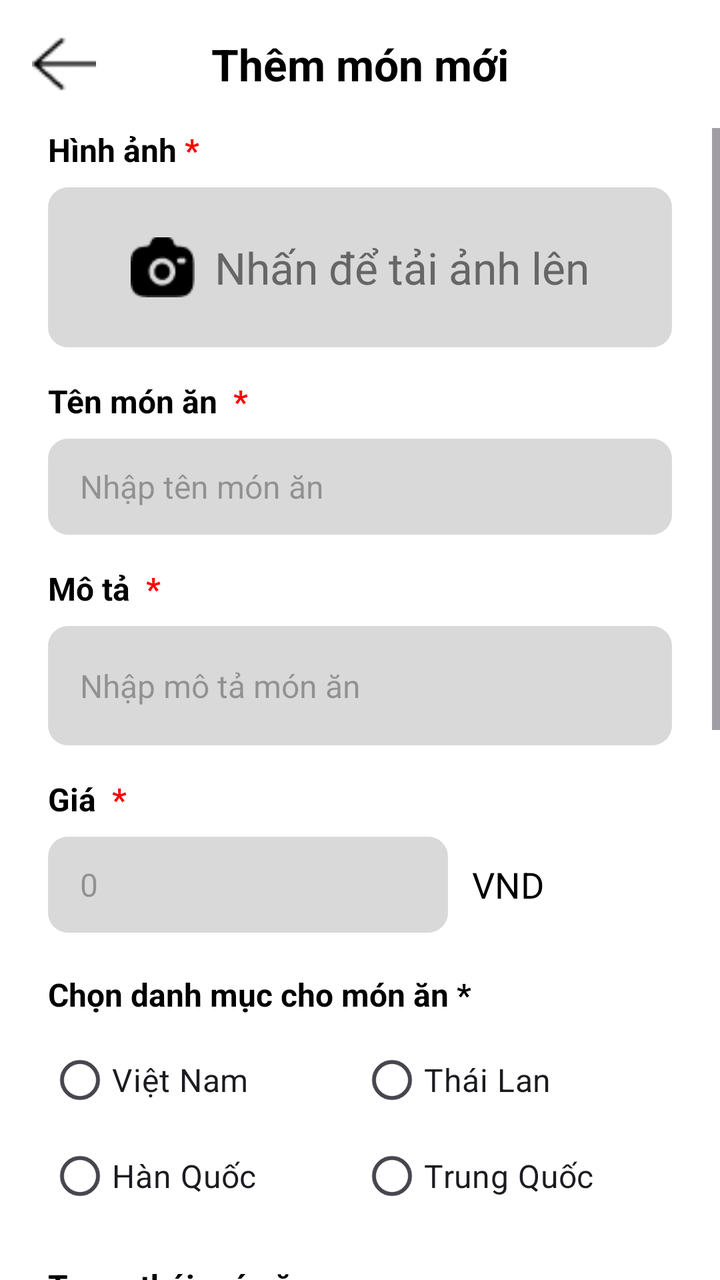
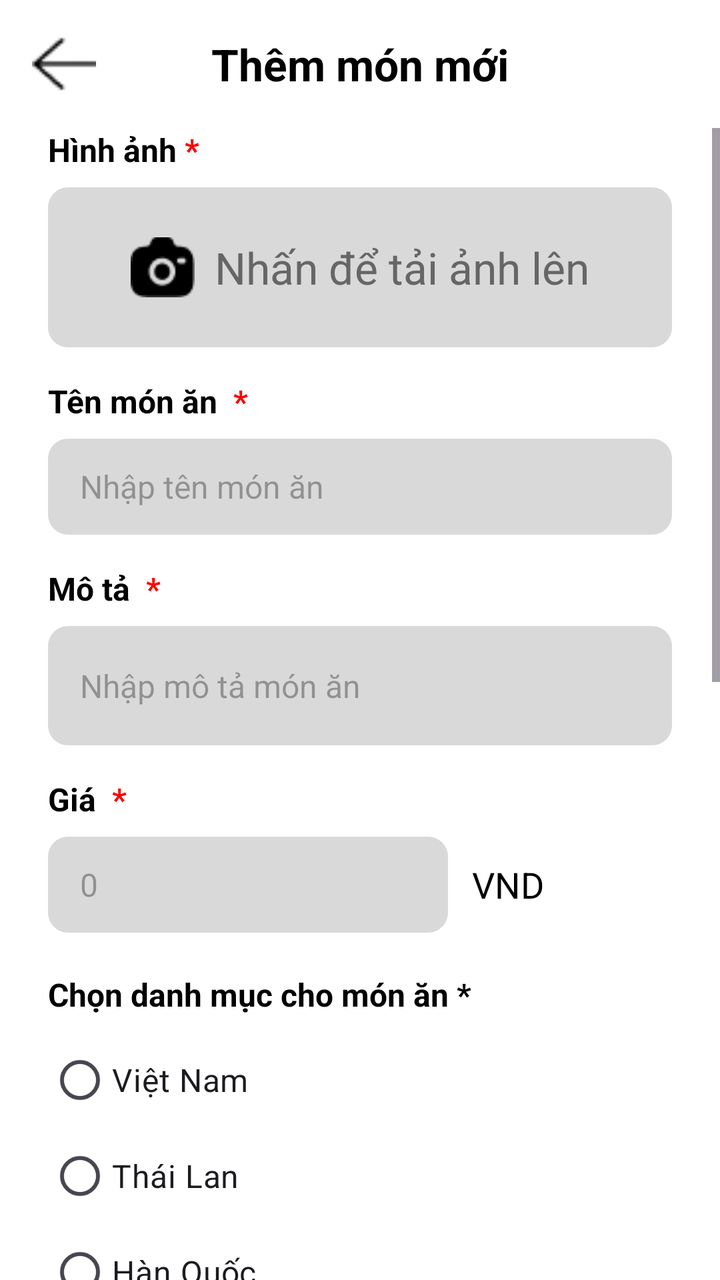

Compare the two renders of this Android layout. The source of the first and the diff that turns it into the second are given below.
<!-- AndroidManifest.xml: application theme Theme.TTCN_DangNhap -->
<!-- res/layout/activity_them_mon.xml -->
<?xml version="1.0" encoding="utf-8"?>
<LinearLayout xmlns:android="http://schemas.android.com/apk/res/android"
    xmlns:app="http://schemas.android.com/apk/res-auto"
    xmlns:tools="http://schemas.android.com/tools"
    android:id="@+id/main"
    android:layout_width="match_parent"
    android:layout_height="match_parent"
    android:background="#FFFFFF"
    android:orientation="vertical">

    <RelativeLayout
        android:layout_width="match_parent"
        android:layout_height="wrap_content"
        android:padding="16dp">

        <ImageButton
            android:id="@+id/ibtnBack"
            android:layout_width="32dp"
            android:layout_height="32dp"
            android:background="?attr/selectableItemBackgroundBorderless"
            android:scaleType="fitCenter"
            android:src="@drawable/back"
            android:layout_centerVertical="true"/>

        <TextView
            android:layout_width="wrap_content"
            android:layout_height="wrap_content"
            android:layout_centerInParent="true"
            android:text="Thêm món mới"
            android:textColor="#000000"
            android:textSize="22sp"
            android:textStyle="bold" />
    </RelativeLayout>

    <ScrollView
        android:layout_width="match_parent"
        android:layout_height="match_parent">

        <LinearLayout
            android:layout_width="match_parent"
            android:layout_height="wrap_content"
            android:orientation="vertical"
            android:paddingHorizontal="24dp"
            android:paddingBottom="40dp">

            <LinearLayout
            android:layout_width="match_parent"
            android:layout_height="wrap_content"
            android:orientation="horizontal">
            <TextView
                android:layout_width="wrap_content"
                android:layout_height="wrap_content"
                android:text="Hình ảnh"
                android:textStyle="bold"
                android:textColor="#000000"
                android:textSize="16sp"/>

            <TextView
                android:layout_width="wrap_content"
                android:layout_height="wrap_content"
                android:text=" *"
                android:textStyle="bold"
                android:textSize="16sp"
                android:textColor="#FF0000"/>
        </LinearLayout>

            <LinearLayout
                android:id="@+id/btn_upload_image"
                android:layout_width="match_parent"
                android:layout_height="80dp"
                android:layout_marginTop="8dp"
                android:background="@drawable/nhap_bogoc"
                android:gravity="center"
                android:orientation="horizontal"
                android:clickable="true"
                android:focusable="true">

                <ImageView
                    android:id="@+id/img"
                    android:layout_width="32dp"
                    android:layout_height="32dp"
                    android:src="@drawable/icon_camera"
                    />

                <TextView
                    android:layout_width="wrap_content"
                    android:layout_height="wrap_content"
                    android:text="Nhấn để tải ảnh lên"
                    android:textSize="22sp"
                    android:layout_marginStart="10dp"
                    android:textColor="#666666"/>
            </LinearLayout>

            <LinearLayout
                android:layout_width="match_parent"
                android:layout_height="wrap_content"
                android:orientation="horizontal"
                android:layout_marginTop="16dp">
                <TextView
                    android:layout_width="wrap_content"
                    android:layout_height="wrap_content"
                    android:text="Tên món ăn "
                    android:textStyle="bold"
                    android:textColor="#000000"
                    android:textSize="16sp"
                    />
                <TextView
                    android:layout_width="wrap_content"
                    android:layout_height="wrap_content"
                    android:text=" *"
                    android:textStyle="bold"
                    android:textSize="16sp"
                    android:textColor="#FF0000"/>
            </LinearLayout>

            <EditText
                android:id="@+id/etxtFoodName"
                android:layout_width="match_parent"
                android:layout_height="48dp"
                android:layout_marginTop="8dp"
                android:background="@drawable/nhap_bogoc"
                android:hint="Nhập tên món ăn"
                android:paddingHorizontal="16dp"
                android:textSize="16sp"
                android:inputType="textCapSentences"/>

            <LinearLayout
                android:layout_width="match_parent"
                android:layout_height="wrap_content"
                android:orientation="horizontal"
                android:layout_marginTop="16dp">
                <TextView
                    android:layout_width="wrap_content"
                    android:layout_height="wrap_content"
                    android:text="Mô tả "
                    android:textStyle="bold"
                    android:textColor="#000000"
                    android:textSize="16sp"
                    />
                <TextView
                    android:layout_width="wrap_content"
                    android:layout_height="wrap_content"
                    android:text=" *"
                    android:textStyle="bold"
                    android:textSize="16sp"
                    android:textColor="#FF0000"/>
            </LinearLayout>

            <EditText
                android:id="@+id/etxtDesc"
                android:layout_width="match_parent"
                android:layout_height="wrap_content"
                android:minLines="3"
                android:layout_marginTop="8dp"
                android:background="@drawable/nhap_bogoc"
                android:hint="Nhập mô tả món ăn"
                android:paddingHorizontal="16dp"
                android:textSize="16sp"
                android:inputType="textMultiLine|textCapSentences"/>

            <LinearLayout
                android:layout_width="match_parent"
                android:layout_height="wrap_content"
                android:orientation="horizontal"
                android:layout_marginTop="16dp">
                <TextView
                    android:layout_width="wrap_content"
                    android:layout_height="wrap_content"
                    android:text="Giá "
                    android:textStyle="bold"
                    android:textColor="#000000"
                    android:textSize="16sp"
                    />
                <TextView
                    android:layout_width="wrap_content"
                    android:layout_height="wrap_content"
                    android:text=" *"
                    android:textStyle="bold"
                    android:textSize="16sp"
                    android:textColor="#FF0000"/>
            </LinearLayout>

            <LinearLayout
                android:layout_width="match_parent"
                android:layout_height="wrap_content"
                android:layout_marginTop="8dp"
                android:gravity="center_vertical"
                android:orientation="horizontal">

                <EditText
                    android:id="@+id/etxtPrice"
                    android:layout_width="200dp"
                    android:layout_height="48dp"
                    android:background="@drawable/nhap_bogoc"
                    android:hint="0"
                    android:inputType="number"
                    android:paddingHorizontal="16dp"
                    android:gravity="center_vertical"
                    android:textSize="16sp"/>

                <TextView
                    android:layout_width="wrap_content"
                    android:layout_height="wrap_content"
                    android:layout_marginStart="12dp"
                    android:text="VND"
                    android:textColor="#000000"
                    android:textSize="18sp"/>
            </LinearLayout>

            <TextView
                android:layout_width="wrap_content"
                android:layout_height="wrap_content"
                android:layout_marginTop="20dp"
                android:text="Chọn danh mục cho món ăn *"
                android:textColor="#000000"
                android:textStyle="bold"
                android:textSize="16sp"/>

            <RadioGroup
                android:id="@+id/rbgQuocGia"
                android:layout_width="match_parent"
                android:layout_height="wrap_content"
                android:layout_marginTop="8dp"
                android:orientation="vertical">
                <LinearLayout
                    android:layout_width="match_parent"
                    android:layout_height="wrap_content"
                    android:orientation="horizontal">
                    <RadioButton
                        android:id="@+id/rbVN"
                        android:layout_width="0dp"
                        android:layout_weight="1"
                        android:layout_height="wrap_content"
                        android:text="Việt Nam"
                        android:textSize="16sp"/>
                    <RadioButton
                        android:id="@+id/rbTL"
                        android:layout_width="0dp"
                        android:layout_weight="1"
                        android:layout_height="wrap_content"
                        android:text="Thái Lan"
                        android:textSize="16sp"/>
                </LinearLayout>

                <LinearLayout
                    android:layout_width="match_parent"
                    android:layout_height="wrap_content"
                    android:orientation="horizontal">
                    <RadioButton
                        android:id="@+id/rbHQ"
                        android:layout_width="0dp"
                        android:layout_weight="1"
                        android:layout_height="wrap_content"
                        android:text="Hàn Quốc"
                        android:textSize="16sp"/>
                    <RadioButton
                        android:id="@+id/rbTQ"
                        android:layout_width="0dp"
                        android:layout_weight="1"
                        android:layout_height="wrap_content"
                        android:text="Trung Quốc"
                        android:textSize="16sp"/>
                </LinearLayout>
            </RadioGroup>

            <TextView
                android:layout_width="wrap_content"
                android:layout_height="wrap_content"
                android:layout_marginTop="20dp"
                android:text="Trạng thái món ăn"
                android:textColor="#000000"
                android:textStyle="bold"
                android:textSize="16sp"/>

            <RadioGroup
                android:id="@+id/rgStatus"
                android:layout_width="match_parent"
                android:layout_height="wrap_content"
                android:layout_marginTop="8dp">

                <RadioButton
                    android:id="@+id/rb_con"
                    android:layout_width="wrap_content"
                    android:layout_height="wrap_content"
                    android:checked="true"
                    android:text="Còn suất"
                    android:textSize="16sp" />

                <RadioButton
                    android:id="@+id/rb_het"
                    android:layout_width="wrap_content"
                    android:layout_height="wrap_content"
                    android:layout_marginTop="4dp"
                    android:text="Hết món"
                    android:textSize="16sp" />
            </RadioGroup>

            <LinearLayout
                android:layout_width="match_parent"
                android:layout_height="wrap_content"
                android:layout_marginTop="20dp"
                android:gravity="center_vertical"
                android:orientation="horizontal">

                <TextView
                    android:layout_width="wrap_content"
                    android:layout_height="wrap_content"
                    android:text="Giảm giá"
                    android:textColor="#000000"
                    android:textStyle="bold"
                    android:textSize="16sp"/>

                <RadioGroup
                    android:id="@+id/rgDiscount"
                    android:layout_width="wrap_content"
                    android:layout_height="36dp"
                    android:layout_marginStart="24dp"
                    android:background="@null"
                    android:orientation="horizontal">

                    <RadioButton
                        android:id="@+id/rdo_on"
                        android:layout_width="60dp"
                        android:layout_height="match_parent"
                        android:background="@drawable/rdo_btn_chon"
                        android:button="@null"
                        android:gravity="center"
                        android:text="ON"
                        android:textColor="#000000"
                        android:textSize="14sp" />

                    <RadioButton
                        android:id="@+id/rdo_off"
                        android:layout_width="60dp"
                        android:layout_height="match_parent"
                        android:background="@drawable/rdo_btn_chon"
                        android:button="@null"
                        android:checked="true"
                        android:gravity="center"
                        android:text="Off"
                        android:textColor="#000000"
                        android:textSize="14sp" />
                </RadioGroup>
            </LinearLayout>

            <LinearLayout
                android:id="@+id/layout_percent"
                android:layout_width="match_parent"
                android:layout_height="wrap_content"
                android:layout_marginTop="12dp"
                android:gravity="center_vertical">

                <EditText
                    android:id="@+id/txt_percentdis"
                    android:layout_width="100dp"
                    android:layout_height="48dp"
                    android:background="@drawable/nhap_bogoc"
                    android:inputType="numberDecimal"
                    android:paddingHorizontal="12dp" />

                <TextView
                    android:layout_width="wrap_content"
                    android:layout_height="wrap_content"
                    android:layout_marginStart="12dp"
                    android:text="%"
                    android:textColor="#000000"
                    android:textSize="24sp" />
            </LinearLayout>

            <LinearLayout
                android:id="@+id/layout_nbd"
                android:layout_width="match_parent"
                android:layout_height="wrap_content"
                android:orientation="horizontal"
                android:gravity="center_vertical"
                android:layout_marginTop="8dp">

                <TextView
                    android:layout_width="80dp"
                    android:layout_height="wrap_content"
                    android:text="Từ ngày:"
                    android:textStyle="bold"
                    android:textColor="#000000"/>

                <TextView
                    android:id="@+id/tv_start_date"
                    android:layout_width="wrap_content"
                    android:layout_height="40dp"
                    android:background="@drawable/nhap_bogoc"
                    android:text="dd/MM/yyyy"
                    android:paddingHorizontal="20dp"
                    android:gravity="center"/>

                <ImageButton
                    android:id="@+id/imageButton"
                    android:layout_width="wrap_content"
                    android:layout_height="wrap_content"
                    app:srcCompat="@drawable/ic_date_picker" />

            </LinearLayout>

            <LinearLayout
                android:id="@+id/layout_nkt"
                android:layout_width="match_parent"
                android:layout_height="wrap_content"
                android:orientation="horizontal"
                android:gravity="center_vertical"
                android:layout_marginTop="8dp">

                <TextView
                    android:layout_width="80dp"
                    android:layout_height="wrap_content"
                    android:text="Đến ngày:"
                    android:textStyle="bold"
                    android:textColor="#000000"/>

                <TextView
                    android:id="@+id/tv_end_date"
                    android:layout_width="wrap_content"
                    android:layout_height="40dp"
                    android:background="@drawable/nhap_bogoc"
                    android:text="dd/MM/yyyy"
                    android:paddingHorizontal="20dp"
                    android:gravity="center"/>
                <ImageButton
                    android:id="@+id/imageButton2"
                    android:layout_width="wrap_content"
                    android:layout_height="wrap_content"
                    app:srcCompat="@drawable/ic_date_picker" />
            </LinearLayout>

            <LinearLayout
                android:layout_width="match_parent"
                android:layout_height="wrap_content"
                android:layout_marginTop="20dp"
                android:layout_marginBottom="20dp"
                android:orientation="horizontal"
                android:gravity="center">

                <Button
                    android:id="@+id/btnCancel"
                    android:layout_width="wrap_content"
                    android:layout_height="wrap_content"
                    android:text="Hủy bỏ"
                    android:textColor="#000000"
                    android:textStyle="bold"
                    android:backgroundTint="#FF5252"
                    app:cornerRadius="8dp"
                    android:layout_marginEnd="150dp" />
                <Button
                    android:id="@+id/btnSave"
                    android:layout_width="wrap_content"
                    android:layout_height="wrap_content"
                    android:text="Lưu món"
                    android:textColor="#000000"
                    android:textStyle="bold"
                    android:backgroundTint="#50FF78"
                    app:cornerRadius="8dp"/>
            </LinearLayout>
        </LinearLayout>
    </ScrollView>
</LinearLayout>
<!-- resources referenced by this layout -->
<resources>
  <!-- drawable back: png bitmap (drawable, 273 bytes) -->
  <!-- drawable ic_date_picker: png bitmap (drawable, 2511 bytes) -->
  <!-- drawable icon_camera: png bitmap (drawable, 561 bytes) -->
  <!-- drawable nhap_bogoc (drawable) -->
  <?xml version="1.0" encoding="utf-8"?>
  <shape
      xmlns:android="http://schemas.android.com/apk/res/android">
      <solid
          android:color="#D9D9D9"
          />
      <corners
          android:radius="10dp"
          />
  
  </shape>
  <!-- drawable rdo_btn_chon (drawable) -->
  <?xml version="1.0" encoding="utf-8"?>
  <selector xmlns:android="http://schemas.android.com/apk/res/android">
      <item android:state_checked="true">
          <shape android:shape="rectangle">
              <solid android:color="#65DDDD"/>
              <stroke android:width="1dp" android:color="#CCCCCC"/>
          </shape>
      </item>
  
      <item android:state_checked="false">
          <shape android:shape="rectangle">
              <solid android:color="#F5F5F5"/>
              <stroke android:width="1dp" android:color="#CCCCCC"/>
          </shape>
      </item>
  </selector>
  <style name="Theme.TTCN_DangNhap" parent="Base.Theme.TTCN_DangNhap" />
  <style name="Base.Theme.TTCN_DangNhap" parent="Theme.Material3.DayNight.NoActionBar">
          
          
      </style>
</resources>

<!-- the commit's change to res/layout/activity_them_mon.xml (unified diff, before → after) -->
@@ -221,46 +221,34 @@
                 android:layout_width="match_parent"
                 android:layout_height="wrap_content"
                 android:layout_marginTop="8dp"
-                android:orientation="vertical">
-                <LinearLayout
+                android:orientation="vertical"> <RadioButton
+                android:id="@+id/rbVN"
+                android:layout_width="match_parent"
+                android:layout_height="wrap_content"
+                android:text="Việt Nam"
+                android:textSize="16sp"/>
+
+                <RadioButton
+                    android:id="@+id/rbTL"
                     android:layout_width="match_parent"
                     android:layout_height="wrap_content"
-                    android:orientation="horizontal">
-                    <RadioButton
-                        android:id="@+id/rbVN"
-                        android:layout_width="0dp"
-                        android:layout_weight="1"
-                        android:layout_height="wrap_content"
-                        android:text="Việt Nam"
-                        android:textSize="16sp"/>
-                    <RadioButton
-                        android:id="@+id/rbTL"
-                        android:layout_width="0dp"
-                        android:layout_weight="1"
-                        android:layout_height="wrap_content"
-                        android:text="Thái Lan"
-                        android:textSize="16sp"/>
-                </LinearLayout>
-
-                <LinearLayout
+                    android:text="Thái Lan"
+                    android:textSize="16sp"/>
+
+                <RadioButton
+                    android:id="@+id/rbHQ"
                     android:layout_width="match_parent"
                     android:layout_height="wrap_content"
-                    android:orientation="horizontal">
-                    <RadioButton
-                        android:id="@+id/rbHQ"
-                        android:layout_width="0dp"
-                        android:layout_weight="1"
-                        android:layout_height="wrap_content"
-                        android:text="Hàn Quốc"
-                        android:textSize="16sp"/>
-                    <RadioButton
-                        android:id="@+id/rbTQ"
-                        android:layout_width="0dp"
-                        android:layout_weight="1"
-                        android:layout_height="wrap_content"
-                        android:text="Trung Quốc"
-                        android:textSize="16sp"/>
-                </LinearLayout>
+                    android:text="Hàn Quốc"
+                    android:textSize="16sp"/>
+
+                <RadioButton
+                    android:id="@+id/rbTQ"
+                    android:layout_width="match_parent"
+                    android:layout_height="wrap_content"
+                    android:text="Trung Quốc"
+                    android:textSize="16sp"/>
+
             </RadioGroup>
 
             <TextView
